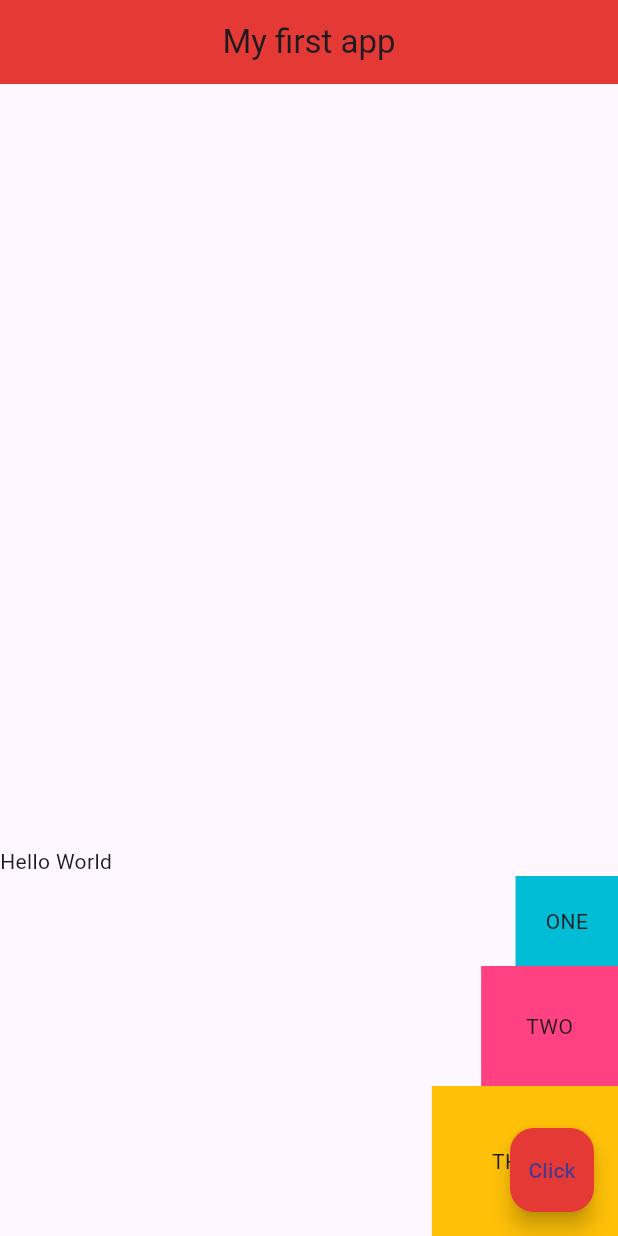
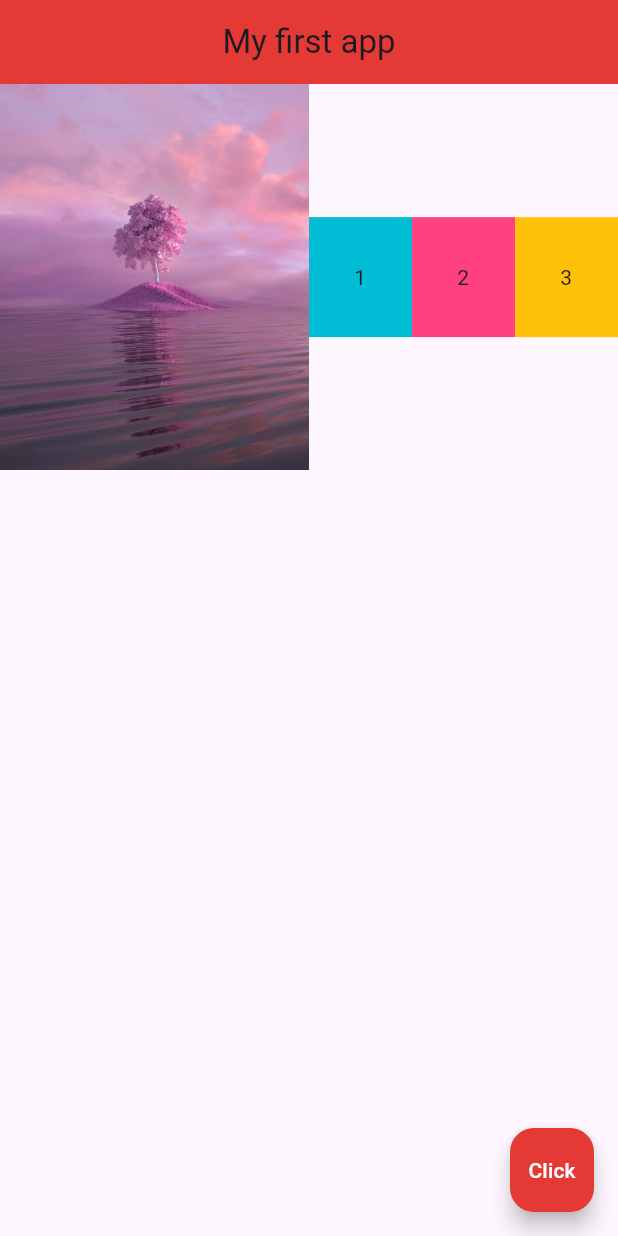
Before and after one commit to AhmadDaneil/tutorial, a Flutter app: the screen it shows after launch, on a phone screen of 412 x 824 dp. Run offline on Flutter 3.47's test engine with Material 3 defaults, Android fonts, the phone set to English and light mode, and no system bars.

Commit message:
Expanded Widget

```diff
--- a/lib/main.dart
+++ b/lib/main.dart
@@ -19,36 +19,42 @@ class Home extends StatelessWidget{
       centerTitle: true,
       backgroundColor: Colors.red[600],
     ),
-    body:Column(
-      mainAxisAlignment: MainAxisAlignment.end,
-      crossAxisAlignment: CrossAxisAlignment.end,
+    body: Row(
       children: [
-        Row(
-          children: [
-            Text('Hello'),
-            Text(' World'),
-          ],
+        Expanded(
+          child: Image.asset('assets/image1.jpg'),
+          flex: 3,
           ),
-      Container(
-        padding:EdgeInsets.all(20.0),
+        Expanded(
+          flex: 1,
+          child: Container(
+            padding:EdgeInsets.all(30.0),
             color: Colors.cyan,
-        child:Text('ONE'),
+            child: Text('1'),
           ),
-        Container(
+        ),
+        Expanded(
+          flex: 1,
+          child: Container(
             padding:EdgeInsets.all(30.0),
             color: Colors.pinkAccent,
-        child:Text('TWO'),
+            child: Text('2'),
           ),
-        Container(
-        padding:EdgeInsets.all(40.0),
+        ),
+        Expanded(
+          flex: 1,
+          child: Container(
+            padding:EdgeInsets.all(30.0),
             color: Colors.amber,
-        child:Text('THREE'),
+            child: Text('3'),
+          ),
         ),
       ],
     ),
       floatingActionButton: FloatingActionButton(
         onPressed: () {},
         backgroundColor: Colors.red[600],
+        foregroundColor: Colors.white,
         child: const Text('Click'),
         ),
 
```
Lines whose indentation alone changed are shown as unchanged.
